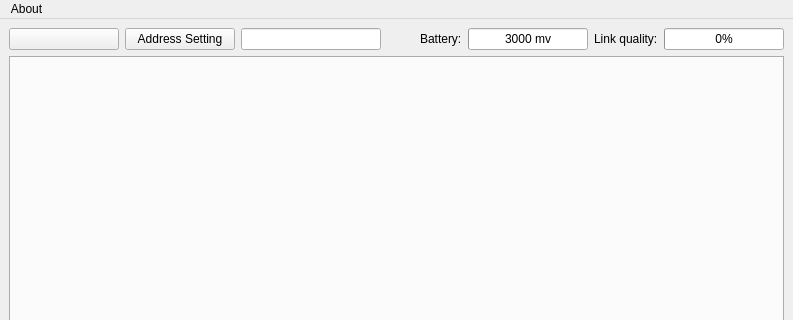
Above: ui/main.ui from ninfeion/BBflight-clients-restruction-python before the change; both pictures show x 0 to 793 and y 0 to 320 of the 793 by 732 pixel window. Below: the same form after it.
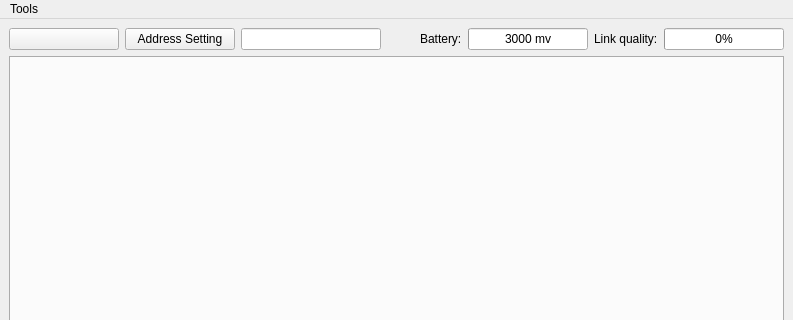
That is the form after the change.

```diff
--- a/ui/main.ui
+++ b/ui/main.ui
@@ -155,7 +155,7 @@
    </property>
    <widget class="QMenu" name="menuAbout">
     <property name="title">
-     <string>About</string>
+     <string>Tools</string>
     </property>
    </widget>
    <addaction name="menuAbout"/>
```
Left out of the diff: 12 changed lines with no effect on the pictures.
